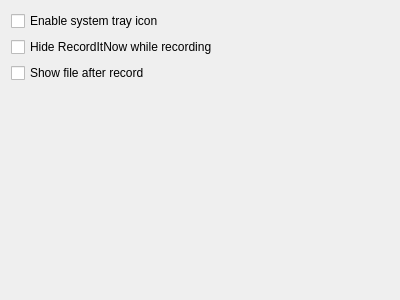
Old version of the form src/ui/settings.ui in the repository hippich/recorditnow.
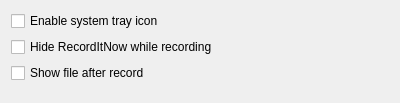
New version of the form.

Commit message: also here

What changed in the file:
```diff
--- a/src/ui/settings.ui
+++ b/src/ui/settings.ui
@@ -7,13 +7,22 @@
     <x>0</x>
     <y>0</y>
     <width>400</width>
-    <height>300</height>
+    <height>103</height>
    </rect>
   </property>
   <property name="windowTitle">
    <string notr="true"/>
   </property>
   <layout class="QGridLayout" name="gridLayout">
+   <item row="0" column="0">
+    <layout class="QFormLayout" name="formLayout">
+     <item row="0" column="0">
+      <widget class="QCheckBox" name="kcfg_tray">
+       <property name="text">
+        <string>Enable system tray icon</string>
+       </property>
+      </widget>
+     </item>
    <item row="1" column="0">
     <widget class="QCheckBox" name="kcfg_hideOnRecord">
      <property name="text">
@@ -21,32 +30,14 @@
      </property>
     </widget>
    </item>
-   <item row="3" column="0">
-    <spacer name="verticalSpacer">
-     <property name="orientation">
-      <enum>Qt::Vertical</enum>
-     </property>
-     <property name="sizeHint" stdset="0">
-      <size>
-       <width>20</width>
-       <height>40</height>
-      </size>
-     </property>
-    </spacer>
-   </item>
-   <item row="0" column="0">
-    <widget class="QCheckBox" name="kcfg_tray">
-     <property name="text">
-      <string>Enable system tray icon</string>
-     </property>
-    </widget>
-   </item>
    <item row="2" column="0">
     <widget class="QCheckBox" name="kcfg_showVideo">
      <property name="text">
       <string>Show file after record</string>
      </property>
     </widget>
+     </item>
+    </layout>
    </item>
   </layout>
  </widget>
```
Lines whose indentation alone changed are shown as unchanged.
